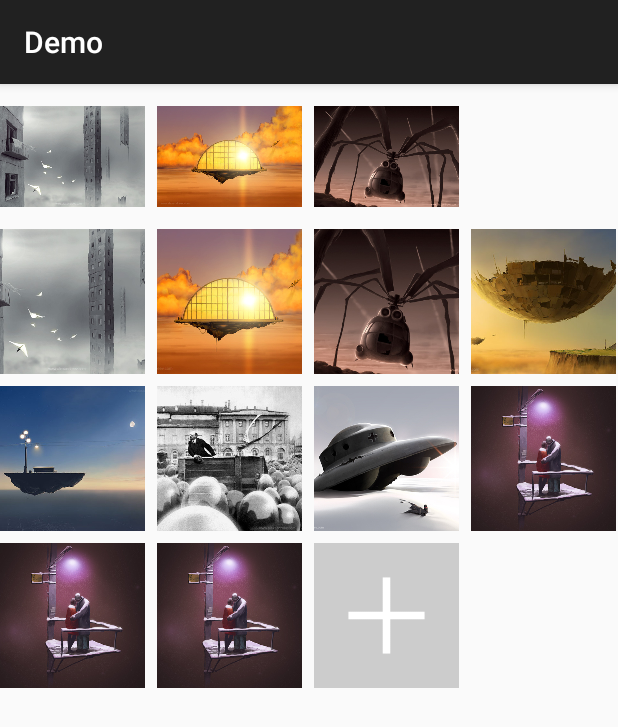
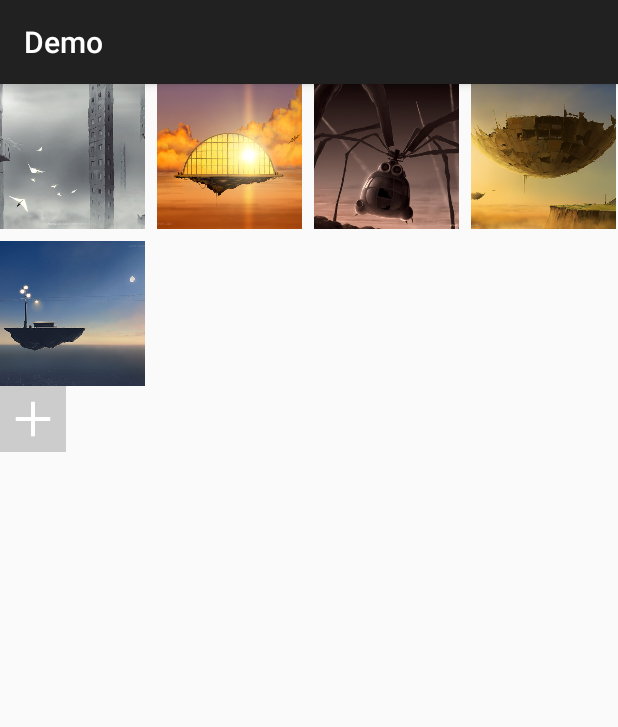
Before and after one commit to Jude95/ExGridView, an Android app: the screen it shows after launch (MainActivity), on a phone screen of 412 x 824 dp. Shown: the top 727 px of the screen. Run offline under Robolectric (Android 15) with nearby library versions, the phone set to English and light mode, and no system bars.

Commit message:
完善显示范围

```diff
--- a/demo/src/main/java/com/jude/demo/ImageAdapter.java
+++ b/demo/src/main/java/com/jude/demo/ImageAdapter.java
@@ -24,6 +24,7 @@ public class ImageAdapter extends ArrayAdapter<Integer> {
         ImageView imageView = new ImageView(getContext());
         imageView.setLayoutParams(new ViewGroup.LayoutParams(ViewGroup.LayoutParams.MATCH_PARENT, ViewGroup.LayoutParams.MATCH_PARENT));
         imageView.setImageResource(getItem(position));
+        imageView.setScaleType(ImageView.ScaleType.CENTER_CROP);
         return imageView;
     }
 }
--- a/demo/src/main/java/com/jude/demo/MainActivity.java
+++ b/demo/src/main/java/com/jude/demo/MainActivity.java
@@ -6,6 +6,7 @@ import android.util.Log;
 import android.view.View;
 import android.view.ViewGroup;
 import android.widget.ArrayAdapter;
+import android.widget.Toast;
 
 import com.jude.exgridview.ExGridView;
 import com.jude.exgridview.ImagePieceView;
@@ -14,6 +15,20 @@ import com.jude.exgridview.PieceViewGroup;
 public class MainActivity extends AppCompatActivity {
     private PieceViewGroup relateGridView;
     private ExGridView gridView;
+
+    private static final int[] RES = {
+            R.drawable.image1,
+            R.drawable.image2,
+            R.drawable.image3,
+            R.drawable.image4,
+            R.drawable.image5,
+            R.drawable.image6,
+            R.drawable.image7,
+            R.drawable.image8,
+            R.drawable.image9,
+            R.drawable.image10
+    };
+
     @Override
     protected void onCreate(Bundle savedInstanceState) {
         super.onCreate(savedInstanceState);
@@ -22,38 +37,30 @@ public class MainActivity extends AppCompatActivity {
         ImageAdapter adapter = new ImageAdapter(this);
         gridView.setAdapter(adapter);
         adapter.clear();
-        adapter.addAll(new Integer[]{
+        adapter.addAll(
                 R.drawable.image1,
                 R.drawable.image2,
                 R.drawable.image3,
-        });
+                R.drawable.image4,
+                R.drawable.image5);
+
 
         relateGridView = (PieceViewGroup) findViewById(R.id.relate);
         relateGridView.setOnAskViewListener(new PieceViewGroup.OnAskViewListener() {
             @Override
             public void onAddView() {
-                Log.i("Grid","Ask View");
+                ImagePieceView imagePieceView = new ImagePieceView(MainActivity.this);
+                imagePieceView.setImageRes(RES[((int) (Math.random() * 10))]);
+                relateGridView.addView(imagePieceView);
             }
         });
-        relateGridView.setAdapter(new ArrayAdapter<Integer>(this,0,new Integer[]{
-                R.drawable.image1,
-                R.drawable.image2,
-                R.drawable.image3,
-                R.drawable.image4,
-                R.drawable.image5,
-                R.drawable.image6,
-                R.drawable.image7,
-                R.drawable.image10,
-                R.drawable.image10,
-                R.drawable.image10,
-        }){
+        relateGridView.setOnViewDeleteListener(new PieceViewGroup.OnViewDeleteListener() {
             @Override
-            public View getView(int position, View convertView, ViewGroup parent) {
-                ImagePieceView imagePieceView = new ImagePieceView(getContext());
-                imagePieceView.setImageRes(getItem(position));
-                return imagePieceView;
+            public void onViewDelete(int index) {
+                Toast.makeText(MainActivity.this, index + " Delete", Toast.LENGTH_SHORT).show();
             }
         });
+
     }
 
 }
--- a/demo/src/main/res/layout/activity_main.xml
+++ b/demo/src/main/res/layout/activity_main.xml
@@ -8,11 +8,11 @@
     <com.jude.exgridview.ExGridView
         android:id="@+id/grid"
         android:layout_width="match_parent"
-        android:layout_height="100dp"/>
+        android:layout_height="wrap_content"/>
 
     <com.jude.exgridview.PieceViewGroup
         android:id="@+id/relate"
-        android:layout_width="match_parent"
+        android:layout_width="200dp"
         android:layout_height="wrap_content">
 
     </com.jude.exgridview.PieceViewGroup>
--- a/exgridview/src/main/java/com/jude/exgridview/ExGridView.java
+++ b/exgridview/src/main/java/com/jude/exgridview/ExGridView.java
@@ -80,6 +80,7 @@ public class ExGridView extends ViewGroup{
     @Override
     protected void onMeasure(int widthMeasureSpec, int heightMeasureSpec) {
         int measuredWidth = MeasureSpec.getSize(widthMeasureSpec);
+        int measuredHeight = MeasureSpec.getSize(heightMeasureSpec);
 
         int childSize = (int) ((measuredWidth-getPaddingLeft()-getPaddingRight() - mDividerHorizontal *(mColumnCount -1))/ mColumnCount);
         int sizeSpec = MeasureSpec.makeMeasureSpec(childSize,MeasureSpec.EXACTLY);
@@ -97,7 +98,17 @@ public class ExGridView extends ViewGroup{
             }
         }
         totalHeight += maxHeight;
-        int measuredHeight = (getChildCount() == 0?0:totalHeight)+getPaddingTop()+getPaddingBottom();
+        int contentHeight = (getChildCount() == 0?0:totalHeight)+getPaddingTop()+getPaddingBottom();
+        switch (MeasureSpec.getMode(heightMeasureSpec)){
+            case MeasureSpec.EXACTLY:
+                break;
+            case MeasureSpec.UNSPECIFIED:
+                measuredHeight = contentHeight;
+                break;
+            case MeasureSpec.AT_MOST:
+                measuredHeight = Math.min(measuredHeight,contentHeight);
+                break;
+        }
         setMeasuredDimension(measuredWidth,measuredHeight);
     }
 
```
